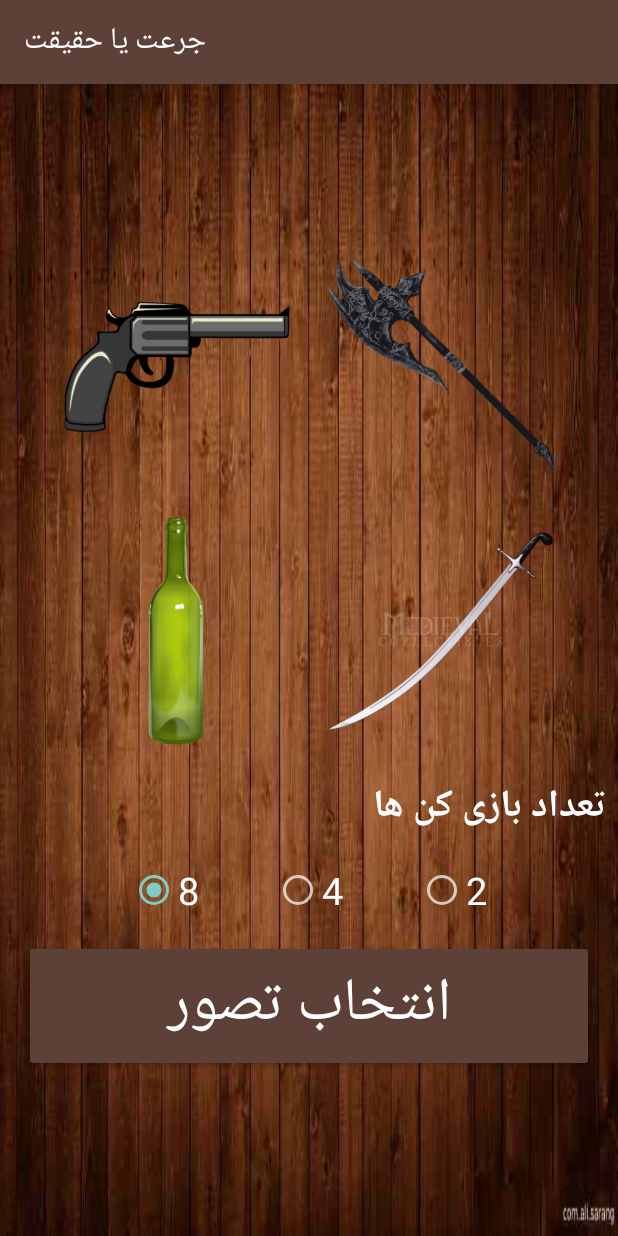
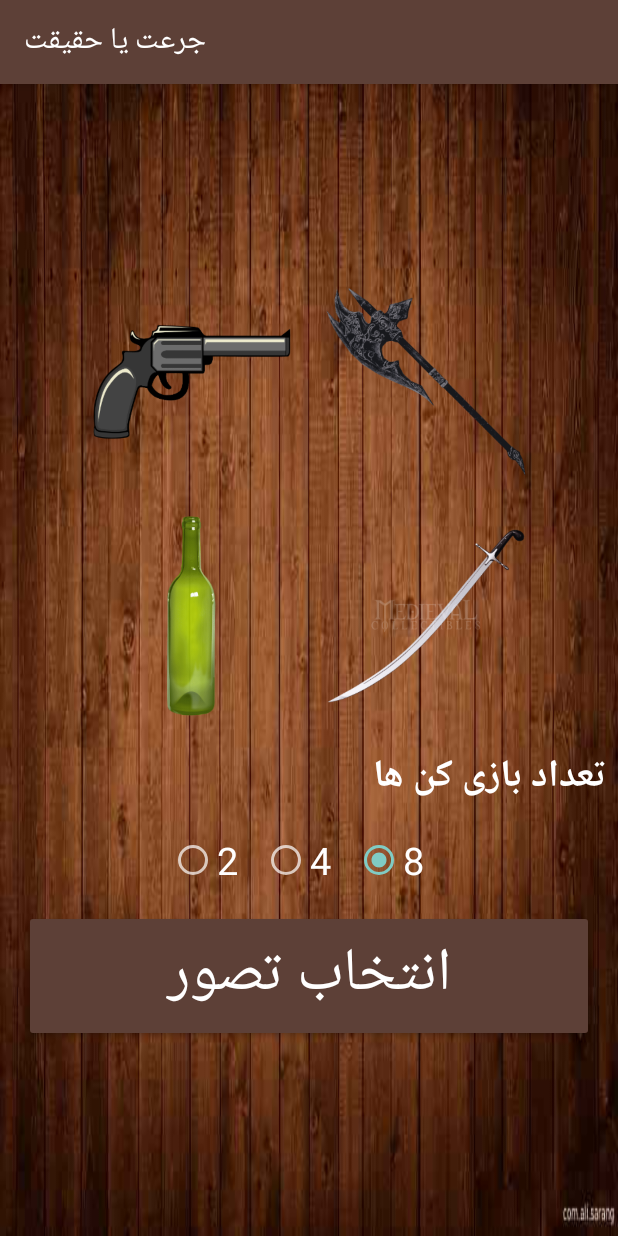
Before and after one commit to ali-saranj/boter, an Android app: the setind screen opened directly, with no data from a screen before it, on a phone screen of 412 x 824 dp. Run offline under Robolectric (Android 15) with nearby library versions, the phone set to English and light mode, and no system bars.

Commit message:
سازگار کردن با تمامی گوشی

```diff
--- a/app/src/main/res/layout/activity_setind.xml
+++ b/app/src/main/res/layout/activity_setind.xml
@@ -1,5 +1,6 @@
 <?xml version="1.0" encoding="utf-8"?>
 <LinearLayout xmlns:android="http://schemas.android.com/apk/res/android"
+    xmlns:app="http://schemas.android.com/apk/res-auto"
     xmlns:tools="http://schemas.android.com/tools"
     android:layout_width="match_parent"
     android:layout_height="match_parent"
@@ -16,8 +17,8 @@
 
         <ImageView
             android:id="@+id/image4"
-            android:layout_width="160dp"
-            android:layout_height="160dp"
+            android:layout_width="140dp"
+            android:layout_height="140dp"
             android:layout_margin="8dp"
             android:onClick="imgclick"
             android:src="@drawable/gun"
@@ -25,8 +26,8 @@
 
         <ImageView
             android:id="@+id/image3"
-            android:layout_width="160dp"
-            android:layout_height="160dp"
+            android:layout_width="140dp"
+            android:layout_height="140dp"
             android:layout_margin="8dp"
             android:onClick="imgclick"
             android:src="@drawable/tabar"
@@ -42,8 +43,8 @@
 
         <ImageView
             android:id="@+id/image2"
-            android:layout_width="160dp"
-            android:layout_height="160dp"
+            android:layout_width="140dp"
+            android:layout_height="140dp"
             android:layout_margin="8dp"
             android:onClick="imgclick"
             android:src="@drawable/bottle"
@@ -51,8 +52,8 @@
 
         <ImageView
             android:id="@+id/image1"
-            android:layout_width="160dp"
-            android:layout_height="160dp"
+            android:layout_width="140dp"
+            android:layout_height="140dp"
             android:layout_margin="8dp"
             android:onClick="imgclick"
             android:src="@drawable/samshir"
@@ -78,32 +79,53 @@
         android:padding="8dp"
         android:orientation="horizontal">
 
-        <RadioButton
-            android:id="@+id/rb8"
-            android:layout_marginRight="50dp"
-            android:layout_width="wrap_content"
-            android:layout_height="wrap_content"
-            android:checked="true"
-            android:text="8"
-            android:textColor="@color/white"
-            android:textSize="25sp" />
-
-        <RadioButton
-            android:id="@+id/rb4"
-            android:layout_marginRight="50dp"
-            android:layout_width="wrap_content"
-            android:layout_height="wrap_content"
-            android:text="4"
-            android:textColor="@color/white"
-            android:textSize="25sp" />
 
         <RadioButton
             android:id="@+id/rb2"
             android:layout_width="wrap_content"
             android:layout_height="wrap_content"
             android:text="2"
+            android:layout_marginRight="16dp"
             android:textColor="@color/white"
-            android:textSize="25sp" />
+            android:textSize="25sp"
+            app:layout_constraintBottom_toBottomOf="parent"
+            app:layout_constraintEnd_toEndOf="parent"
+            app:layout_constraintHorizontal_bias="0.5"
+            app:layout_constraintStart_toEndOf="@+id/rb4"
+            app:layout_constraintTop_toTopOf="parent"
+            app:layout_constraintVertical_bias="0.0" />
+
+            <RadioButton
+                android:id="@+id/rb4"
+                android:layout_width="wrap_content"
+                android:layout_height="wrap_content"
+                android:text="4"
+                android:layout_marginRight="16dp"
+                android:textColor="@color/white"
+                android:textSize="25sp"
+                app:layout_constraintBottom_toBottomOf="parent"
+                app:layout_constraintEnd_toStartOf="@+id/rb2"
+                app:layout_constraintHorizontal_bias="0.5"
+                app:layout_constraintStart_toEndOf="@+id/rb8"
+                app:layout_constraintTop_toTopOf="parent"
+                app:layout_constraintVertical_bias="0.0" />
+
+            <RadioButton
+                android:id="@+id/rb8"
+                android:layout_width="wrap_content"
+                android:layout_height="wrap_content"
+                android:checked="true"
+                android:text="8"
+                android:layout_marginRight="16dp"
+                android:textColor="@color/white"
+                android:textSize="25sp"
+                app:layout_constraintBottom_toBottomOf="parent"
+                app:layout_constraintEnd_toStartOf="@+id/rb4"
+                app:layout_constraintHorizontal_bias="0.5"
+                app:layout_constraintStart_toStartOf="parent"
+                app:layout_constraintTop_toTopOf="parent"
+                app:layout_constraintVertical_bias="0.0" />
+
 
     </RadioGroup>
 
```
Also changed, not shown: app/src/main/java/com/example/bottle/Darbarema.java (+17 -2 lines), app/src/main/res/layout/activity_darbarema.xml (+8 -11 lines), app/src/main/res/menu/button.xml (added, +12 -0 lines), app/src/main/res/xml/activity_setind_xml_constraintlayout_scene.xml (added, +28 -0 lines).
